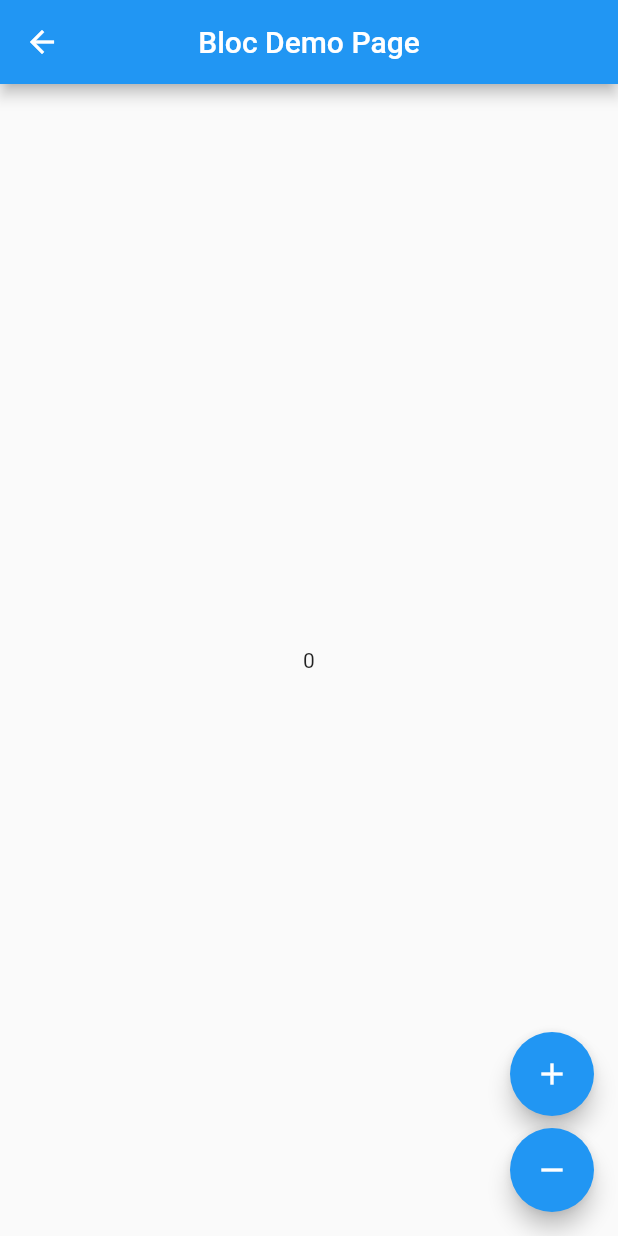
After one commit to hangYq/zeus_flutter, a Flutter app: the CounterView screen opened directly, on a phone screen of 412 x 824 dp. The commit adds this screen. Run offline on Flutter 3.47's test engine with Material 2 defaults, Android fonts, the phone set to English and light mode, and no system bars; our stand-ins replace flutter_bloc; generated files the repository leaves out were written again.

Commit message:
feat: Bloc Demo Page

```diff
--- /dev/null
+++ b/lib/pages/bloc_page/components/bloc_demo_page/bloc_demo_page.dart
@@ -0,0 +1,68 @@
+import 'package:flutter/material.dart';
+import 'package:flutter_bloc/flutter_bloc.dart';
+
+class BlocDemoPage extends StatelessWidget {
+  const BlocDemoPage({Key? key}) : super(key: key);
+
+  @override
+  Widget build(BuildContext context) {
+    return BlocProvider(
+      create: (_) => CounterCubit(),
+      child: CounterView(),
+    );
+  }
+}
+
+class CounterView extends StatelessWidget {
+  const CounterView({
+    Key? key,
+  }) : super(key: key);
+
+  @override
+  Widget build(BuildContext context) {
+    return Scaffold(
+      appBar: AppBar(
+        title: const Text('Bloc Demo Page'),
+        centerTitle: true,
+      ),
+      body: Center(
+        child: BlocBuilder<CounterCubit, int>(
+          builder: (context, state) {
+            return Text('$state');
+          },
+        ),
+      ),
+      floatingActionButton: Column(
+        mainAxisAlignment: MainAxisAlignment.end,
+        crossAxisAlignment: CrossAxisAlignment.end,
+        children: <Widget>[
+          FloatingActionButton(
+            child: const Icon(Icons.add),
+            onPressed: () => context.read<CounterCubit>().increment(),
+          ),
+          const SizedBox(height: 8),
+          FloatingActionButton(
+            child: const Icon(Icons.remove),
+            onPressed: () => context.read<CounterCubit>().decrement(),
+          ),
+        ],
+      ),
+    );
+  }
+}
+
+class CounterCubit extends Cubit<int> {
+  CounterCubit() : super(0);
+
+  void increment() => emit(state + 1);
+
+  void decrement() => emit(state - 1);
+}
+
+class CounterObserver extends BlocObserver {
+  @override
+  void onChange(BlocBase<dynamic> bloc, Change<dynamic> change) {
+    super.onChange(bloc, change);
+    print('${bloc.runtimeType} $change');
+  }
+}
--- a/lib/routes/constants.dart
+++ b/lib/routes/constants.dart
@@ -7,6 +7,7 @@ class RoutesName {
   static const String customProvider = "custom_provider";
   static const String providerPage = "provider_page";
   static const String blocPage = "bloc_page";
+  static const String blocDemoPage = "bloc_page/bloc_demo_page";
   static const String streamControllerDemoPage =
       "bloc_page/stream_controller_demo_page";
   static const String streamGenerateDemoPage =
--- a/lib/routes/routes.dart
+++ b/lib/routes/routes.dart
@@ -1,5 +1,6 @@
 import 'package:flutter/material.dart';
 
+import '../pages/bloc_page/components/bloc_demo_page/bloc_demo_page.dart';
 import '../pages/bloc_page/components/future_builder_page/future_builder_page.dart';
 import '../pages/bloc_page/components/stream_builder_page/stream_builder_page.dart';
 import '../pages/future_page/view.dart';
@@ -31,7 +32,8 @@ class AppRoutes {
     RoutesName.customProvider: (context, {arguments}) =>
         CustomProviderDemoPage(),
     RoutesName.providerPage: (context, {arguments}) => ProviderDemoPage(),
-    RoutesName.blocPage: (context, {arguments}) => BlocDemoPage(),
+    RoutesName.blocPage: (context, {arguments}) => BlocPage(),
+    RoutesName.blocDemoPage: (context, {arguments}) => BlocDemoPage(),
     RoutesName.streamControllerDemoPage: (context, {arguments}) =>
         StreamControllerDemoPage(),
     RoutesName.streamGenerateDemoPage: (context, {arguments}) =>
```
Also changed, not shown: lib/pages/bloc_page/components/bloc_demo_page/cubit/counter_cubit.dart (added, +69 -0 lines), lib/pages/bloc_page/view.dart (+2 -5 lines).
